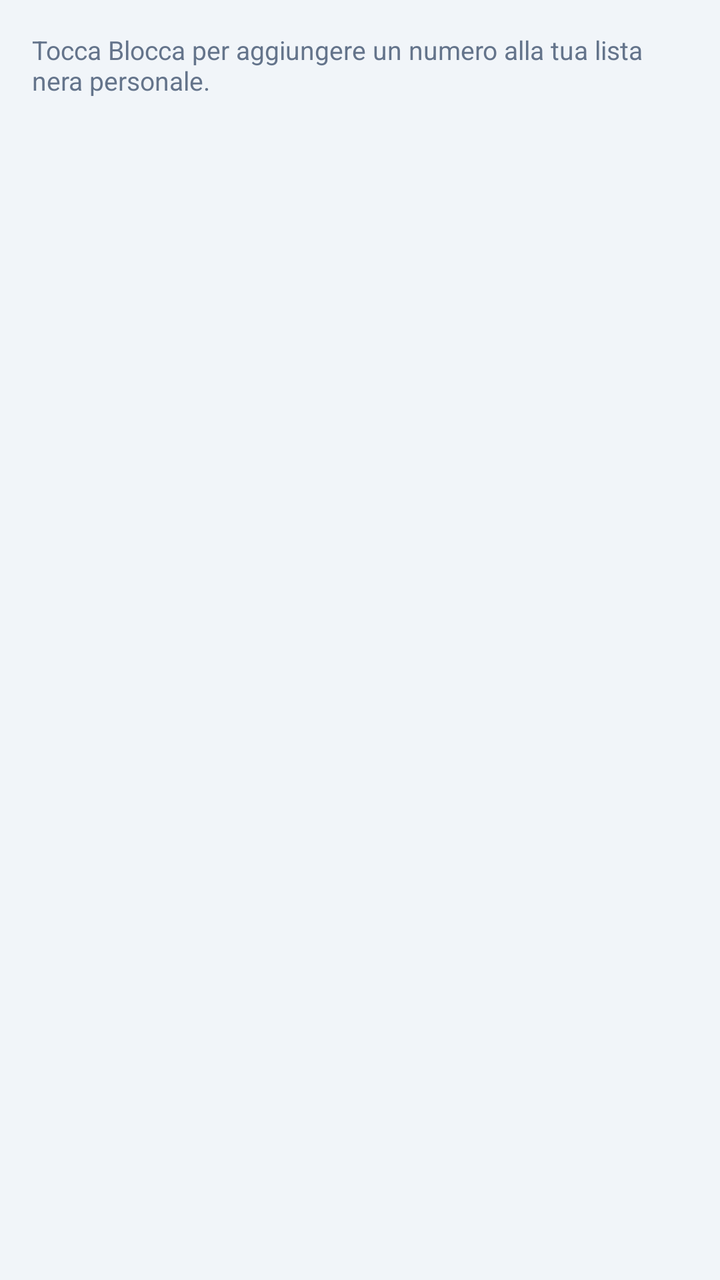
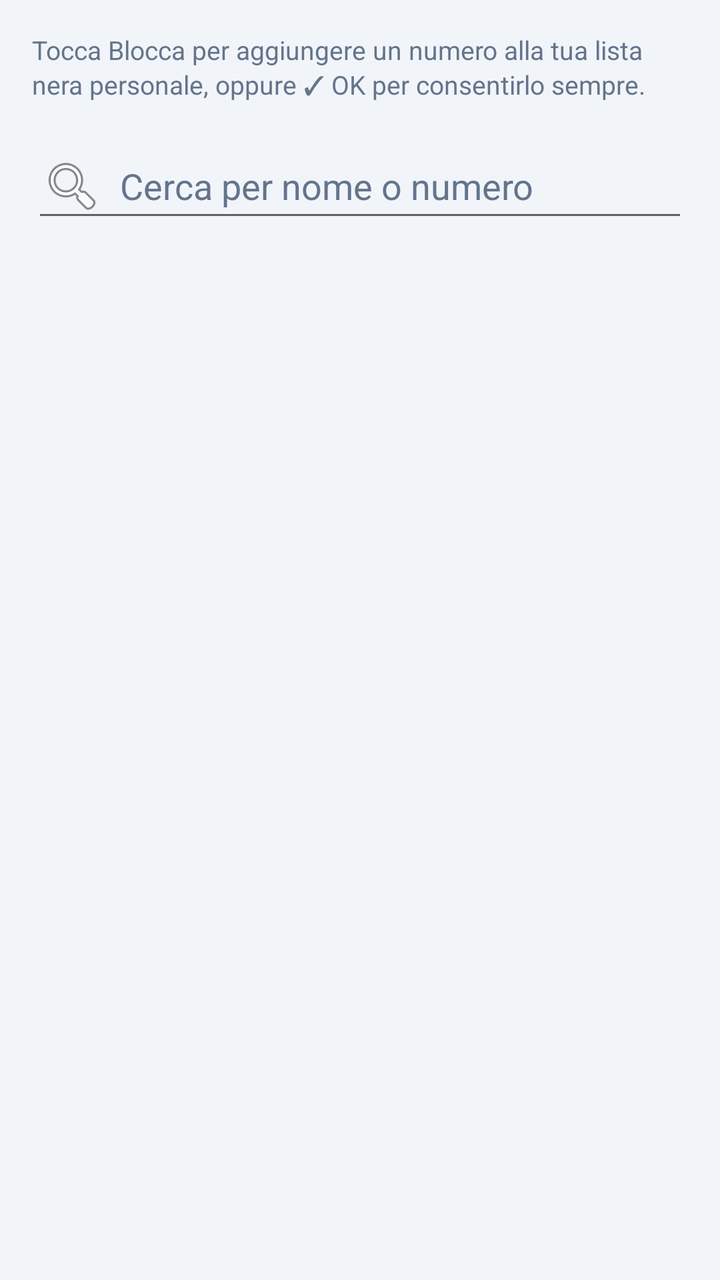

The first picture is an Android layout as it rendered before a commit; the second is the same layout after the commit. The layout source and the unified diff follow.
<!-- AndroidManifest.xml: application theme Theme.ScudoChiamate -->
<!-- res/layout/activity_call_log.xml -->
<?xml version="1.0" encoding="utf-8"?>
<LinearLayout xmlns:android="http://schemas.android.com/apk/res/android"
    android:layout_width="match_parent"
    android:layout_height="match_parent"
    android:orientation="vertical"
    android:background="@color/background">

    <TextView
        android:layout_width="match_parent"
        android:layout_height="wrap_content"
        android:padding="16dp"
        android:text="@string/call_log_desc"
        android:textSize="13sp"
        android:textColor="@color/text_secondary" />

    <androidx.recyclerview.widget.RecyclerView
        android:id="@+id/rvCallLog"
        android:layout_width="match_parent"
        android:layout_height="match_parent"
        android:clipToPadding="false"
        android:paddingBottom="16dp" />

</LinearLayout>
<!-- resources referenced by this layout -->
<resources>
  <color name="background">#F1F5F9</color>
  <color name="text_secondary">#64748B</color>
  <string name="call_log_desc">Tocca Blocca per aggiungere un numero alla tua lista nera personale.</string>
  <style name="Theme.ScudoChiamate" parent="Theme.MaterialComponents.DayNight.DarkActionBar">
          <item name="colorPrimary">@color/primary</item>
          <item name="colorPrimaryVariant">@color/primary_dark</item>
          <item name="colorOnPrimary">@color/white</item>
          <item name="colorSecondary">@color/green_active</item>
          <item name="colorOnSecondary">@color/white</item>
          <item name="android:statusBarColor">@color/primary_dark</item>
          <item name="android:windowBackground">@color/background</item>
      </style>
  <color name="primary">#2563EB</color>
  <color name="primary_dark">#1D4ED8</color>
  <color name="white">#FFFFFFFF</color>
  <color name="green_active">#16A34A</color>
</resources>

<!-- the commit's change to res/layout/activity_call_log.xml (unified diff, before → after) -->
@@ -13,6 +13,23 @@
         android:textSize="13sp"
         android:textColor="@color/text_secondary" />
 
+    <EditText
+        android:id="@+id/etSearch"
+        android:layout_width="match_parent"
+        android:layout_height="wrap_content"
+        android:layout_marginStart="16dp"
+        android:layout_marginEnd="16dp"
+        android:layout_marginBottom="8dp"
+        android:hint="@string/call_log_search_hint"
+        android:inputType="text"
+        android:imeOptions="actionSearch"
+        android:maxLines="1"
+        android:drawableStart="@android:drawable/ic_menu_search"
+        android:drawablePadding="8dp"
+        android:textColor="@color/text_primary"
+        android:textColorHint="@color/text_secondary"
+        android:importantForAutofill="no" />
+
     <androidx.recyclerview.widget.RecyclerView
         android:id="@+id/rvCallLog"
         android:layout_width="match_parent"
<!-- resource entries referenced after the edit -->
@@ -1,8 +1,10 @@
 <!-- resources referenced by this layout -->
 <resources>
   <color name="background">#F1F5F9</color>
+  <color name="text_primary">#1E293B</color>
   <color name="text_secondary">#64748B</color>
-  <string name="call_log_desc">Tocca Blocca per aggiungere un numero alla tua lista nera personale.</string>
+  <string name="call_log_desc">Tocca Blocca per aggiungere un numero alla tua lista nera personale, oppure ✓ OK per consentirlo sempre.</string>
+  <string name="call_log_search_hint">Cerca per nome o numero</string>
   <style name="Theme.ScudoChiamate" parent="Theme.MaterialComponents.DayNight.DarkActionBar">
           <item name="colorPrimary">@color/primary</item>
           <item name="colorPrimaryVariant">@color/primary_dark</item>
